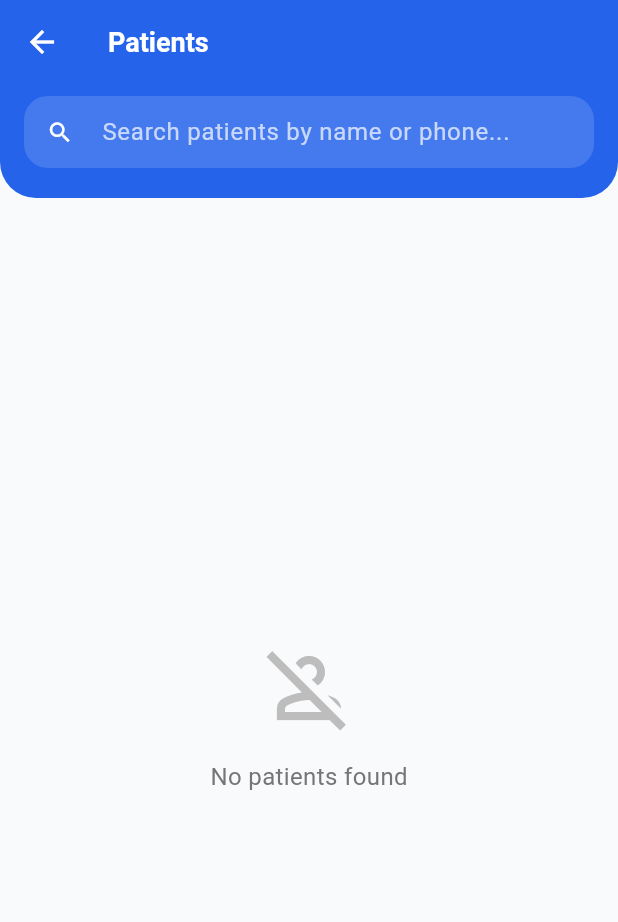
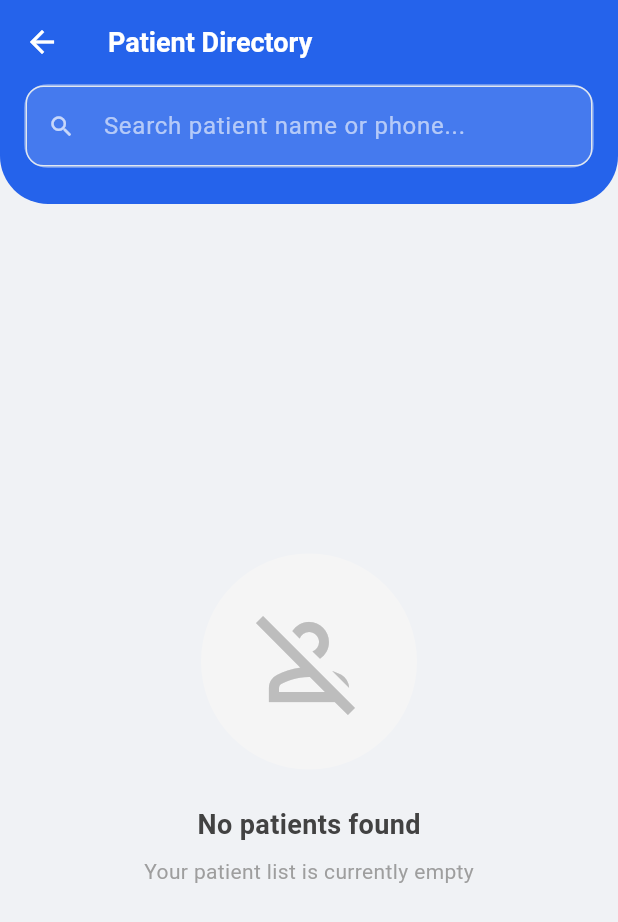
Before and after one commit to majidbhuiyan20/RxDigi, a Flutter app: the PatientsScreen screen opened directly, on a phone screen of 412 x 824 dp. Shown: the top 922 px of the screen. Run offline on Flutter 3.47's test engine with Material 3 defaults, Android fonts, the phone set to English and light mode, and no system bars; our stand-ins replace csv, dotted_border, firebase_core, firebase_crashlytics, flutter_riverpod, flutter_screenutil and 6 more; accounts and stored records are empty; project files that could hold a hidden picture were left out.

Commit message:
feat(ui): refine patients screen and update project configuration
- Added search debouncing (300ms) and clear functionality to the patients screen.
- Redesigned the patients screen UI with a modern search header and improved patient cards.
- Refactored `_PatientsScreenState` to include specific widgets for empty states and patient cards.
- Updated SDK constraint to `^3.4.0` and downgraded `share_plus` to `^10.1.4` in `pubspec.yaml`.
- Optimized GitHub Actions workflow by consolidating build steps and artifact uploads.

```diff
--- a/lib/features/patients/view/patients_screen.dart
+++ b/lib/features/patients/view/patients_screen.dart
@@ -1,3 +1,4 @@
+import 'dart:async';
 import 'package:flutter/material.dart';
 import 'package:flutter_riverpod/flutter_riverpod.dart';
 import 'package:rxdigi/app/app_colors.dart';
@@ -15,11 +16,24 @@ class PatientsScreen extends ConsumerStatefulWidget {
 class _PatientsScreenState extends ConsumerState<PatientsScreen> {
   final TextEditingController _searchController = TextEditingController();
   String _searchQuery = '';
+  Timer? _debounce;
 
   @override
   void dispose() {
     _searchController.dispose();
+    _debounce?.cancel();
     super.dispose();
+  }
+
+  void _onSearchChanged(String query) {
+    if (_debounce?.isActive ?? false) _debounce?.cancel();
+    _debounce = Timer(const Duration(milliseconds: 300), () {
+      if (mounted) {
+        setState(() {
+          _searchQuery = query.toLowerCase();
+        });
+      }
+    });
   }
 
   @override
@@ -27,51 +41,80 @@ class _PatientsScreenState extends ConsumerState<PatientsScreen> {
     final patientsAsync = ref.watch(patientListProvider);
 
     return Scaffold(
-      backgroundColor: AppColors.appBackgroundColor,
+      backgroundColor: const Color(0xFFF0F2F5),
       appBar: AppBar(
-        title: const Text('Patients'),
+        elevation: 0,
+        backgroundColor: AppColors.primaryColor,
+        title: const Text(
+          'Patient Directory',
+          style: TextStyle(color: Colors.white, fontWeight: FontWeight.bold),
+        ),
+        iconTheme: const IconThemeData(color: Colors.white),
       ),
       body: Column(
         children: [
+          // Modern Search Bar Header (Matched with Medicine Directory)
           Container(
-            padding: const EdgeInsets.fromLTRB(16, 8, 16, 20),
+            width: double.infinity,
+            padding: const EdgeInsets.fromLTRB(16, 0, 16, 24),
             decoration: const BoxDecoration(
               color: AppColors.primaryColor,
               borderRadius: BorderRadius.only(
-                bottomLeft: Radius.circular(24),
-                bottomRight: Radius.circular(24),
+                bottomLeft: Radius.circular(32),
+                bottomRight: Radius.circular(32),
               ),
+            ),
+            child: Column(
+              children: [
+                Container(
+                  decoration: BoxDecoration(
+                    color: Colors.white.withOpacity(0.15),
+                    borderRadius: BorderRadius.circular(16),
+                    border: Border.all(color: Colors.white.withOpacity(0.2)),
                   ),
                   child: TextField(
                     controller: _searchController,
-              onChanged: (value) {
-                setState(() {
-                  _searchQuery = value.toLowerCase();
-                });
+                    onChanged: _onSearchChanged,
+                    style: const TextStyle(fontSize: 16, color: Colors.white),
+                    decoration: InputDecoration(
+                      hintText: 'Search patient name or phone...',
+                      hintStyle: TextStyle(color: Colors.white.withOpacity(0.6)),
+                      prefixIcon: const Icon(Icons.search, color: Colors.white70),
+                      suffixIcon: _searchController.text.isNotEmpty
+                          ? IconButton(
+                              icon: const Icon(Icons.cancel, color: Colors.white70),
+                              onPressed: () {
+                                _searchController.clear();
+                                _onSearchChanged('');
+                                setState(() {});
                               },
-              decoration: InputDecoration(
-                hintText: 'Search patients by name or phone...',
-                hintStyle: TextStyle(color: Colors.white.withOpacity(0.7)),
-                prefixIcon: const Icon(Icons.search, color: Colors.white),
-                filled: true,
-                fillColor: Colors.white.withOpacity(0.15),
-                border: OutlineInputBorder(
-                  borderRadius: BorderRadius.circular(16),
-                  borderSide: BorderSide.none,
-                ),
-                contentPadding: const EdgeInsets.symmetric(vertical: 0),
-                enabledBorder: OutlineInputBorder(
-                  borderRadius: BorderRadius.circular(16),
-                  borderSide: BorderSide.none,
-                ),
-                focusedBorder: OutlineInputBorder(
-                  borderRadius: BorderRadius.circular(16),
-                  borderSide: BorderSide(color: Colors.white.withOpacity(0.3), width: 1),
+                            )
+                          : null,
+                      border: InputBorder.none,
+                      contentPadding: const EdgeInsets.symmetric(horizontal: 20, vertical: 15),
                     ),
                   ),
-              style: const TextStyle(color: Colors.white, fontSize: 16),
+                ),
+                if (_searchQuery.isNotEmpty)
+                  Padding(
+                    padding: const EdgeInsets.only(top: 12, left: 4),
+                    child: Row(
+                      children: [
+                        Text(
+                          'Results for ',
+                          style: TextStyle(color: Colors.white.withOpacity(0.7), fontSize: 13),
+                        ),
+                        Text(
+                          '"$_searchQuery"',
+                          style: const TextStyle(fontWeight: FontWeight.bold, fontSize: 13, color: Colors.white),
+                        ),
+                      ],
                     ),
                   ),
+              ],
+            ),
+          ),
+
           Expanded(
             child: patientsAsync.when(
               data: (patients) {
@@ -81,31 +124,18 @@ class _PatientsScreenState extends ConsumerState<PatientsScreen> {
                 }).toList();
 
                 if (filteredPatients.isEmpty) {
-                  return Center(
-                    child: Column(
-                      mainAxisAlignment: MainAxisAlignment.center,
-                      children: [
-                        Icon(Icons.person_off_outlined, size: 64, color: Colors.grey[400]),
-                        const SizedBox(height: 16),
-                        Text(
-                          _searchQuery.isEmpty ? 'No patients found' : 'No patients match your search',
-                          style: TextStyle(color: Colors.grey[600], fontSize: 16),
-                        ),
-                      ],
-                    ),
-                  );
+                  return _buildEmptyState();
                 }
 
                 return ListView.builder(
-                  padding: const EdgeInsets.all(16),
+                  padding: const EdgeInsets.fromLTRB(16, 20, 16, 100),
                   itemCount: filteredPatients.length,
                   itemBuilder: (context, index) {
-                    final patient = filteredPatients[index];
-                    return _PatientCard(patient: patient);
+                    return _buildPatientCard(filteredPatients[index]);
                   },
                 );
               },
-              loading: () => const Center(child: CircularProgressIndicator()),
+              loading: () => const Center(child: CircularProgressIndicator(color: AppColors.primaryColor)),
               error: (err, stack) => Center(child: Text('Error: $err')),
             ),
           ),
@@ -113,42 +143,55 @@ class _PatientsScreenState extends ConsumerState<PatientsScreen> {
       ),
     );
   }
+
+  Widget _buildEmptyState() {
+    return Center(
+      child: Column(
+        mainAxisAlignment: MainAxisAlignment.center,
+        children: [
+          Container(
+            padding: const EdgeInsets.all(32),
+            decoration: BoxDecoration(
+              color: Colors.grey.shade100,
+              shape: BoxShape.circle,
+            ),
+            child: Icon(Icons.person_off_outlined, size: 80, color: Colors.grey.shade400),
+          ),
+          const SizedBox(height: 24),
+          Text(
+            'No patients found',
+            style: TextStyle(fontSize: 18, color: Colors.grey.shade800, fontWeight: FontWeight.bold),
+          ),
+          const SizedBox(height: 8),
+          Text(
+            _searchQuery.isEmpty
+              ? 'Your patient list is currently empty'
+              : 'Try searching with a different name or phone',
+            style: TextStyle(fontSize: 14, color: Colors.grey.shade500),
+          ),
+        ],
+      ),
+    );
   }
 
-class _PatientCard extends StatelessWidget {
-  final PatientModel patient;
-
-  const _PatientCard({required this.patient});
-
-  @override
-  Widget build(BuildContext context) {
-    return Card(
-      margin: const EdgeInsets.only(bottom: 12),
-      shape: RoundedRectangleBorder(borderRadius: BorderRadius.circular(12)),
-      elevation: 2,
-      child: ListTile(
-        contentPadding: const EdgeInsets.symmetric(horizontal: 16, vertical: 8),
-        leading: CircleAvatar(
-          backgroundColor: AppColors.primaryColor.withOpacity(0.1),
-          child: Text(
-            patient.name.isNotEmpty ? patient.name[0].toUpperCase() : 'P',
-            style: TextStyle(color: AppColors.primaryColor, fontWeight: FontWeight.bold),
+  Widget _buildPatientCard(PatientModel patient) {
+    return Container(
+      margin: const EdgeInsets.only(bottom: 16),
+      decoration: BoxDecoration(
+        color: Colors.white,
+        borderRadius: BorderRadius.circular(20),
+        boxShadow: [
+          BoxShadow(
+            color: Colors.black.withOpacity(0.03),
+            blurRadius: 15,
+            offset: const Offset(0, 8),
           ),
-        ),
-        title: Text(
-          patient.name,
-          style: const TextStyle(fontWeight: FontWeight.bold, fontSize: 16),
-        ),
-        subtitle: Column(
-          crossAxisAlignment: CrossAxisAlignment.start,
-          children: [
-            const SizedBox(height: 4),
-            Text('${patient.gender ?? 'N/A'}, ${patient.age ?? 'N/A'} years'),
-            if (patient.phone != null && patient.phone!.isNotEmpty)
-              Text(patient.phone!, style: TextStyle(color: Colors.grey[600])),
         ],
       ),
-        trailing: const Icon(Icons.chevron_right),
+      child: Material(
+        color: Colors.transparent,
+        child: InkWell(
+          borderRadius: BorderRadius.circular(20),
           onTap: () {
             Navigator.push(
               context,
@@ -157,6 +200,73 @@ class _PatientCard extends StatelessWidget {
               ),
             );
           },
+          child: Padding(
+            padding: const EdgeInsets.all(16),
+            child: Row(
+              children: [
+                Container(
+                  height: 60,
+                  width: 60,
+                  decoration: BoxDecoration(
+                    color: AppColors.primaryColor.withOpacity(0.1),
+                    borderRadius: BorderRadius.circular(16),
+                  ),
+                  child: Center(
+                    child: Text(
+                      patient.name.isNotEmpty ? patient.name[0].toUpperCase() : 'P',
+                      style: TextStyle(
+                        color: AppColors.primaryColor,
+                        fontWeight: FontWeight.w800,
+                        fontSize: 24,
+                      ),
+                    ),
+                  ),
+                ),
+                const SizedBox(width: 16),
+                Expanded(
+                  child: Column(
+                    crossAxisAlignment: CrossAxisAlignment.start,
+                    children: [
+                      Text(
+                        patient.name,
+                        style: const TextStyle(
+                          fontWeight: FontWeight.w800,
+                          fontSize: 17,
+                          color: Color(0xFF1A1C1E),
+                        ),
+                      ),
+                      const SizedBox(height: 4),
+                      Row(
+                        children: [
+                          Icon(Icons.cake_outlined, size: 14, color: Colors.grey.shade400),
+                          const SizedBox(width: 4),
+                          Text(
+                            '${patient.age ?? 'N/A'} yrs • ${patient.gender ?? 'N/A'}',
+                            style: TextStyle(color: Colors.grey.shade600, fontSize: 13),
+                          ),
+                        ],
+                      ),
+                      if (patient.phone != null && patient.phone!.isNotEmpty) ...[
+                        const SizedBox(height: 4),
+                        Row(
+                          children: [
+                            Icon(Icons.phone_outlined, size: 14, color: Colors.grey.shade400),
+                            const SizedBox(width: 4),
+                            Text(
+                              patient.phone!,
+                              style: TextStyle(color: Colors.grey.shade500, fontSize: 13),
+                            ),
+                          ],
+                        ),
+                      ],
+                    ],
+                  ),
+                ),
+                Icon(Icons.arrow_forward_ios, size: 16, color: Colors.grey.shade300),
+              ],
+            ),
+          ),
+        ),
       ),
     );
   }
--- a/pubspec.yaml
+++ b/pubspec.yaml
@@ -4,7 +4,7 @@ publish_to: 'none'
 version: 1.0.0+1
 
 environment:
-  sdk: ^3.1.0
+  sdk: ^3.4.0
 
 dependencies:
   flutter:
@@ -32,7 +32,7 @@ dependencies:
   csv: ^6.0.0
   pdf: ^3.11.1
   printing: ^5.13.2
-  share_plus: ^13.1.0
+  share_plus: ^10.1.4
   path_provider: ^2.1.5
 
 dev_dependencies:
```
Also changed, not shown: .github/workflows/main.yaml. Lines whose indentation alone changed are shown as unchanged.
